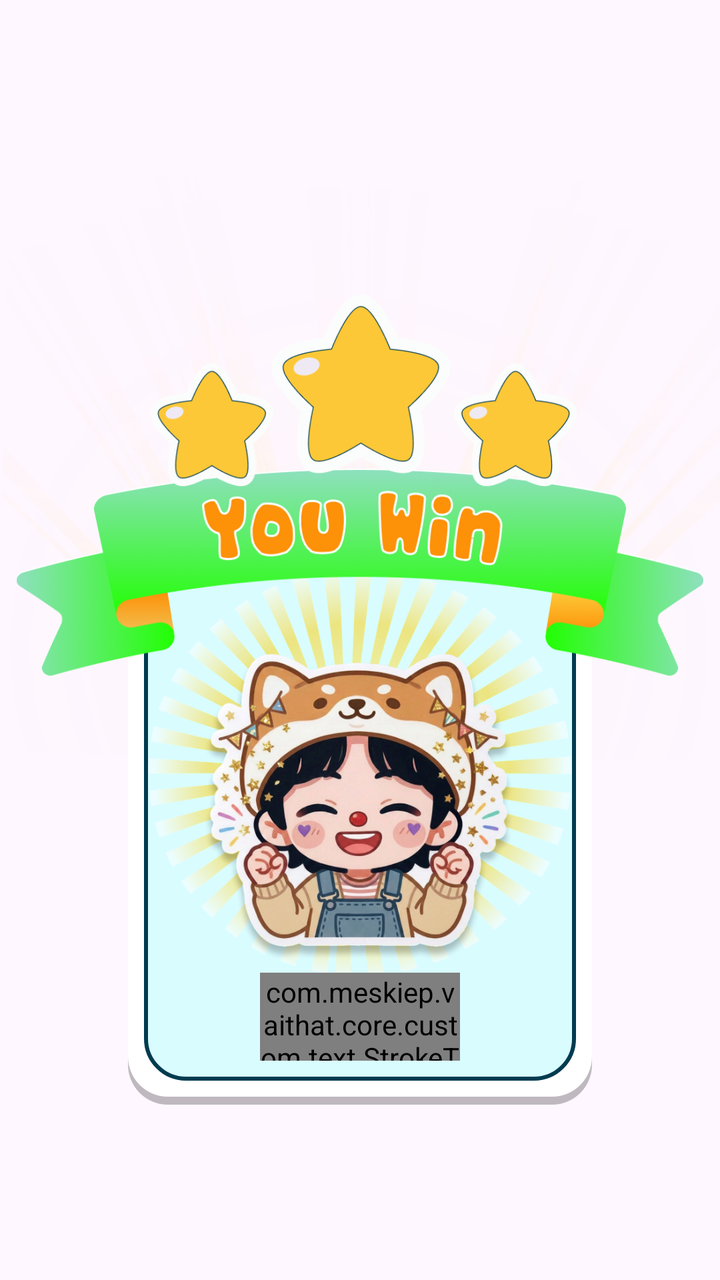
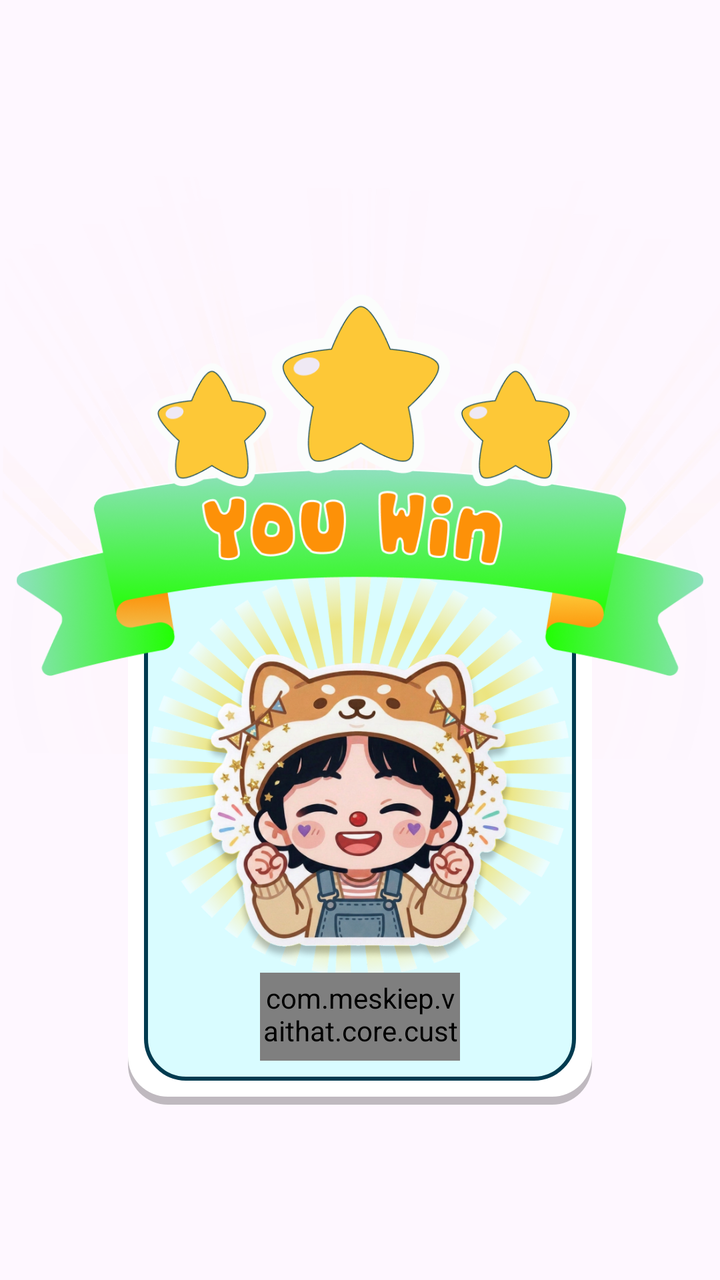

An Android layout rendered at two revisions. The XML below is the earlier revision; the diff shows what the commit changed to produce the second picture.
<!-- AndroidManifest.xml: application theme Theme.ST219_Clothes_Skins_Maker_for_RBX -->
<!-- res/layout/dialog_cosplay_status.xml -->
<?xml version="1.0" encoding="utf-8"?>
<layout xmlns:android="http://schemas.android.com/apk/res/android"
    xmlns:app="http://schemas.android.com/apk/res-auto">

    <FrameLayout
        android:layout_width="match_parent"
        android:layout_height="match_parent"
        android:background="@color/transparent">

        <androidx.constraintlayout.widget.ConstraintLayout
            android:layout_width="match_parent"
            android:layout_height="wrap_content"
            android:layout_gravity="center">

            
            <ImageView
                android:id="@+id/imvBack"
                android:layout_width="match_parent"
                android:layout_height="wrap_content"
                android:adjustViewBounds="true"
                android:src="@drawable/img_dialog_cosplay_back"
                app:layout_constraintTop_toTopOf="parent" />

            
            <LinearLayout
                android:id="@+id/lnlContent"
                android:layout_width="match_parent"
                android:layout_height="wrap_content"
                android:layout_marginHorizontal="64dp"
                android:background="@drawable/bg_dialog"
                android:orientation="vertical"
                app:layout_constraintBottom_toBottomOf="parent">

                <FrameLayout
                    android:layout_width="match_parent"
                    android:layout_height="wrap_content">

                    
                    <ImageView
                        android:id="@+id/imvAura"
                        android:layout_width="match_parent"
                        android:layout_height="wrap_content"
                        android:adjustViewBounds="true"
                        android:src="@drawable/img_dialog_cosplay_aura" />

                    
                    <ImageView
                        android:id="@+id/imvContent"
                        android:layout_width="match_parent"
                        android:layout_height="wrap_content"
                        android:layout_marginHorizontal="28dp"
                        android:layout_marginTop="48dp"
                        android:adjustViewBounds="true"
                        android:src="@drawable/img_dialog_cosplay_content_win" />
                </FrameLayout>


                
                <com.meskiep.vaithat.core.custom.text.StrokeTextView
                    android:id="@+id/btnNext"
                    android:layout_width="match_parent"
                    android:layout_height="44dp"
                    android:layout_marginHorizontal="56dp"
                    android:layout_marginBottom="8dp"
                    android:background="@drawable/bg_focus_medium"
                    android:fontFamily="@font/cookies"
                    android:gravity="center"
                    android:text="@string/next"
                    android:textColor="@color/white"
                    android:textSize="20sp"
                    app:strokeColor="@color/green_003B50"
                    app:strokeJoinStyle="round"
                    app:strokeMiter="5dp"
                    app:strokeWidth="2dp" />
            </LinearLayout>

            
            <ImageView
                android:id="@+id/imvStatus"
                android:layout_width="match_parent"
                android:layout_height="wrap_content"
                android:layout_marginHorizontal="8dp"
                android:layout_marginTop="60dp"
                android:layout_marginBottom="-72dp"
                android:adjustViewBounds="true"
                android:src="@drawable/img_dialog_cosplay_win"
                app:layout_constraintBottom_toTopOf="@+id/lnlContent"
                app:layout_constraintTop_toTopOf="@+id/imvBack" />

        </androidx.constraintlayout.widget.ConstraintLayout>
    </FrameLayout>
</layout>
<!-- resources referenced by this layout -->
<resources>
  <color name="green_003B50">#003B50</color>
  <color name="transparent">#00000000</color>
  <color name="white">#FFFFFFFF</color>
  <!-- drawable bg_dialog (drawable) -->
  <?xml version="1.0" encoding="utf-8"?>
  <layer-list xmlns:android="http://schemas.android.com/apk/res/android">
      <item>
          <shape>
              <corners android:radius="20dp" />
              <solid android:color="#40000000" />
              <padding android:bottom="4dp" />
          </shape>
      </item>
  
      <item>
          <shape>
              <corners android:radius="20dp" />
              <solid android:color="@color/white" />
              <padding
                  android:bottom="8dp"
                  android:left="8dp"
                  android:right="8dp"
                  android:top="8dp" />
          </shape>
      </item>
  
      <item>
          <shape>
              <corners android:radius="20dp" />
              <solid android:color="@color/blue_D9FCFF" />
  
              <stroke
                  android:width="2dp"
                  android:color="@color/green_003B50" />
  
              <padding
                  android:bottom="2dp"
                  android:left="2dp"
                  android:right="2dp"
                  android:top="2dp" />
          </shape>
      </item>
  
  </layer-list>
  <!-- drawable bg_focus_medium (drawable) -->
  <vector xmlns:android="http://schemas.android.com/apk/res/android"
      android:width="128dp"
      android:height="44dp"
      android:viewportWidth="128"
      android:viewportHeight="44">
      <path
          android:fillColor="#80717171"
          android:pathData="M0 22.93c0-11.05 8.95-20 20-20h88c11.05 0 20 8.95 20 20v1.07c0 11.05-8.95 20-20 20h-88c-11.05 0-20-8.95-20-20z"/>
      <path
          android:fillColor="#FFFFFFFF"
          android:pathData="M0 20c0-11.05 8.95-20 20-20h88c11.05 0 20 8.95 20 20v1.07c0 11.05-8.95 20-20 20h-88c-11.05 0-20-8.95-20-20z"/>
      <path
          android:fillColor="#FF00838F"
          android:strokeColor="#FF003B50"
          android:strokeWidth="1"
          android:pathData="M20.88 3.43h86.24c9.44 0 17.1 7.66 17.1 17.1 0 9.45-7.66 17.1-17.1 17.1H20.88c-9.44 0-17.1-7.65-17.1-17.1 0-9.44 7.66-17.1 17.1-17.1Z"/>
      <path
          android:fillColor="#FFFFFFFF"
          android:pathData="M15.03 7.31a4.88 1.81-25.65 1 0 1.93 3.09 4.88 1.81-25.65 1 0-1.93-3.09z"/>
  </vector>
  <!-- drawable img_dialog_cosplay_aura: png bitmap (drawable, 230163 bytes) -->
  <!-- drawable img_dialog_cosplay_back: png bitmap (drawable, 472779 bytes) -->
  <!-- drawable img_dialog_cosplay_content_win: png bitmap (drawable, 412015 bytes) -->
  <!-- drawable img_dialog_cosplay_win: png bitmap (drawable, 153996 bytes) -->
  <string name="next">Next</string>
  <style name="Theme.ST219_Clothes_Skins_Maker_for_RBX" parent="Base.Theme.ST219_Clothes_Skins_Maker_for_RBX" />
  <color name="blue_D9FCFF">#D9FCFF</color>
  <style name="Base.Theme.ST219_Clothes_Skins_Maker_for_RBX" parent="Theme.Material3.DayNight.NoActionBar">
          <item name="android:windowTranslucentStatus">false</item>
          <item name="android:statusBarColor">@android:color/transparent</item>
      </style>
</resources>

<!-- the commit's change to res/layout/dialog_cosplay_status.xml (unified diff, before → after) -->
@@ -62,7 +62,7 @@
                     android:layout_height="44dp"
                     android:layout_marginHorizontal="56dp"
                     android:layout_marginBottom="8dp"
-                    android:background="@drawable/bg_focus_medium"
+                    android:background="@drawable/bg_100_button_focus_app_long"
                     android:fontFamily="@font/cookies"
                     android:gravity="center"
                     android:text="@string/next"
<!-- resource entries referenced after the edit -->
@@ -3,6 +3,49 @@
   <color name="green_003B50">#003B50</color>
   <color name="transparent">#00000000</color>
   <color name="white">#FFFFFFFF</color>
+  <!-- drawable bg_100_button_focus_app_long (drawable) -->
+  <?xml version="1.0" encoding="utf-8"?>
+  <layer-list xmlns:android="http://schemas.android.com/apk/res/android">
+      <item>
+          <shape>
+              <corners android:radius="100dp" />
+              <solid android:color="#40000000" />
+              <padding android:bottom="3dp" />
+          </shape>
+      </item>
+  
+      <item>
+          <shape>
+              <corners android:radius="100dp" />
+              <solid android:color="@color/white" />
+              <padding
+                  android:bottom="3dp"
+                  android:left="3dp"
+                  android:right="3dp"
+                  android:top="3dp" />
+          </shape>
+      </item>
+  
+      <item>
+          <shape>
+              <corners android:radius="100dp" />
+  
+              <solid android:color="@color/green_00838F" />
+  
+              <stroke
+                  android:width="1dp"
+                  android:color="@color/green_003B50" />
+  
+          </shape>
+      </item>
+  
+      <item
+          android:drawable="@drawable/ic_bubble_top"
+          android:gravity="top|start"
+          android:start="10dp"
+          android:top="5dp" />
+  
+  </layer-list>
   <!-- drawable bg_dialog (drawable) -->
   <?xml version="1.0" encoding="utf-8"?>
   <layer-list xmlns:android="http://schemas.android.com/apk/res/android">
@@ -44,33 +87,25 @@
       </item>
   
   </layer-list>
-  <!-- drawable bg_focus_medium (drawable) -->
-  <vector xmlns:android="http://schemas.android.com/apk/res/android"
-      android:width="128dp"
-      android:height="44dp"
-      android:viewportWidth="128"
-      android:viewportHeight="44">
-      <path
-          android:fillColor="#80717171"
-          android:pathData="M0 22.93c0-11.05 8.95-20 20-20h88c11.05 0 20 8.95 20 20v1.07c0 11.05-8.95 20-20 20h-88c-11.05 0-20-8.95-20-20z"/>
-      <path
-          android:fillColor="#FFFFFFFF"
-          android:pathData="M0 20c0-11.05 8.95-20 20-20h88c11.05 0 20 8.95 20 20v1.07c0 11.05-8.95 20-20 20h-88c-11.05 0-20-8.95-20-20z"/>
-      <path
-          android:fillColor="#FF00838F"
-          android:strokeColor="#FF003B50"
-          android:strokeWidth="1"
-          android:pathData="M20.88 3.43h86.24c9.44 0 17.1 7.66 17.1 17.1 0 9.45-7.66 17.1-17.1 17.1H20.88c-9.44 0-17.1-7.65-17.1-17.1 0-9.44 7.66-17.1 17.1-17.1Z"/>
-      <path
-          android:fillColor="#FFFFFFFF"
-          android:pathData="M15.03 7.31a4.88 1.81-25.65 1 0 1.93 3.09 4.88 1.81-25.65 1 0-1.93-3.09z"/>
-  </vector>
   <!-- drawable img_dialog_cosplay_aura: png bitmap (drawable, 230163 bytes) -->
   <!-- drawable img_dialog_cosplay_back: png bitmap (drawable, 472779 bytes) -->
   <!-- drawable img_dialog_cosplay_content_win: png bitmap (drawable, 412015 bytes) -->
   <!-- drawable img_dialog_cosplay_win: png bitmap (drawable, 153996 bytes) -->
   <string name="next">Next</string>
   <style name="Theme.ST219_Clothes_Skins_Maker_for_RBX" parent="Base.Theme.ST219_Clothes_Skins_Maker_for_RBX" />
+  <color name="green_00838F">#00838F</color>
+  <!-- drawable ic_bubble_top (drawable) -->
+  <vector xmlns:android="http://schemas.android.com/apk/res/android"
+      android:width="9dp"
+      android:height="6dp"
+      android:viewportWidth="9"
+      android:viewportHeight="6">
+      <group>
+          <path
+              android:fillColor="#FFFFFFFF"
+              android:pathData="M3.57 2.02a4.08 1.61-28.98 1 0 1.57 2.8 4.08 1.61-28.98 1 0-1.57-2.8z"/>
+      </group>
+  </vector>
   <color name="blue_D9FCFF">#D9FCFF</color>
   <style name="Base.Theme.ST219_Clothes_Skins_Maker_for_RBX" parent="Theme.Material3.DayNight.NoActionBar">
           <item name="android:windowTranslucentStatus">false</item>
